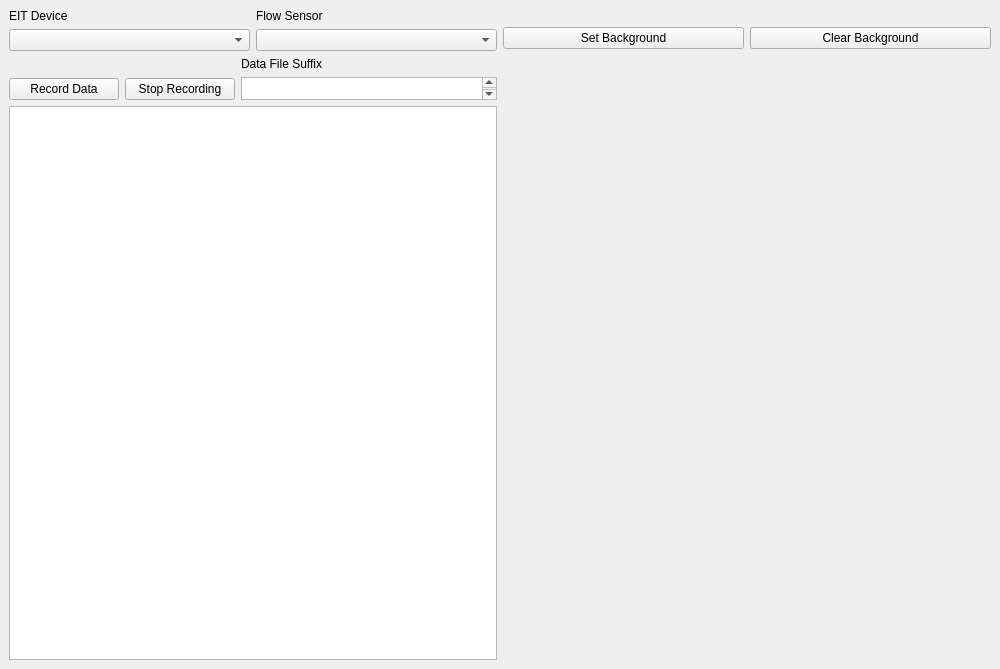
This is layout/layout_with_flow.ui in ABI-EIT/EIT_Data_Acquisition as Qt 5 draws it before an edit. The edited form follows.
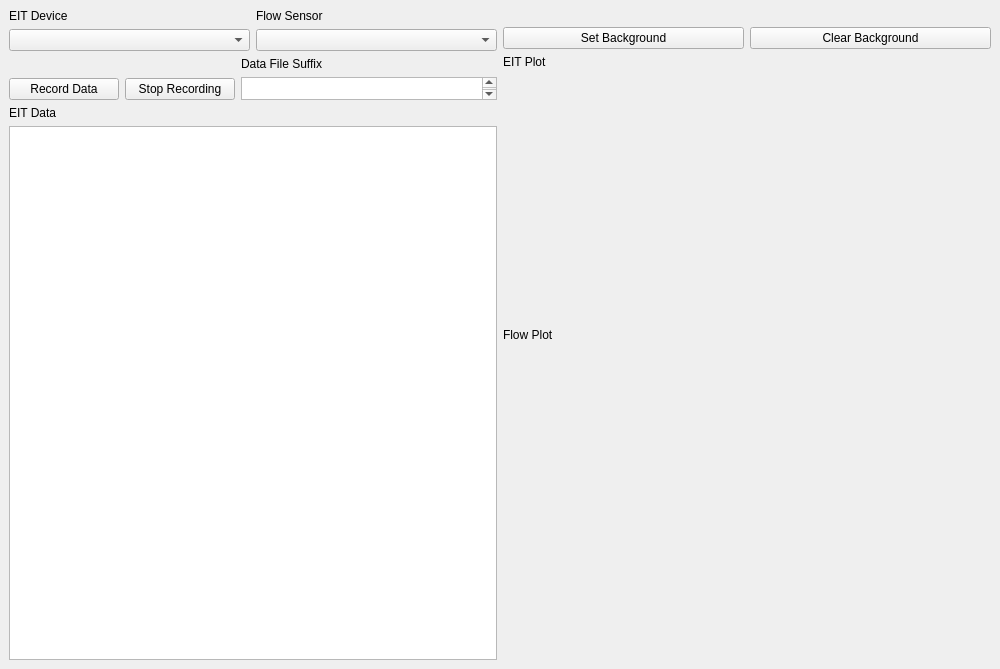
This is the edited form.

Commit message: plotting flow

```diff
--- a/layout/layout_with_flow.ui
+++ b/layout/layout_with_flow.ui
@@ -75,6 +75,13 @@
           </item>
          </layout>
         </item>
+        <item>
+         <widget class="QLabel" name="label_2">
+          <property name="text">
+           <string>EIT Plot</string>
+          </property>
+         </widget>
+        </item>
         <item>
          <widget class="QWidget" name="placeholderWidget" native="true">
           <property name="sizePolicy">
@@ -87,6 +94,23 @@
         </item>
        </layout>
       </item>
+      <item>
+       <widget class="QLabel" name="label_3">
+        <property name="text">
+         <string>Flow Plot</string>
+        </property>
+       </widget>
+      </item>
+      <item>
+       <widget class="QWidget" name="placeholderWidgetFlow" native="true">
+        <property name="sizePolicy">
+         <sizepolicy hsizetype="Expanding" vsizetype="Expanding">
+          <horstretch>0</horstretch>
+          <verstretch>0</verstretch>
+         </sizepolicy>
+        </property>
+       </widget>
+      </item>
      </layout>
     </item>
     <item row="0" column="0">
@@ -234,6 +258,13 @@
         </item>
        </layout>
       </item>
+      <item>
+       <widget class="QLabel" name="label">
+        <property name="text">
+         <string>EIT Data</string>
+        </property>
+       </widget>
+      </item>
       <item>
        <widget class="QTextEdit" name="textEdit">
         <property name="readOnly">
```
Left out of the diff: 2 changed lines with no effect on the pictures. The commit also changes 2 other files.
